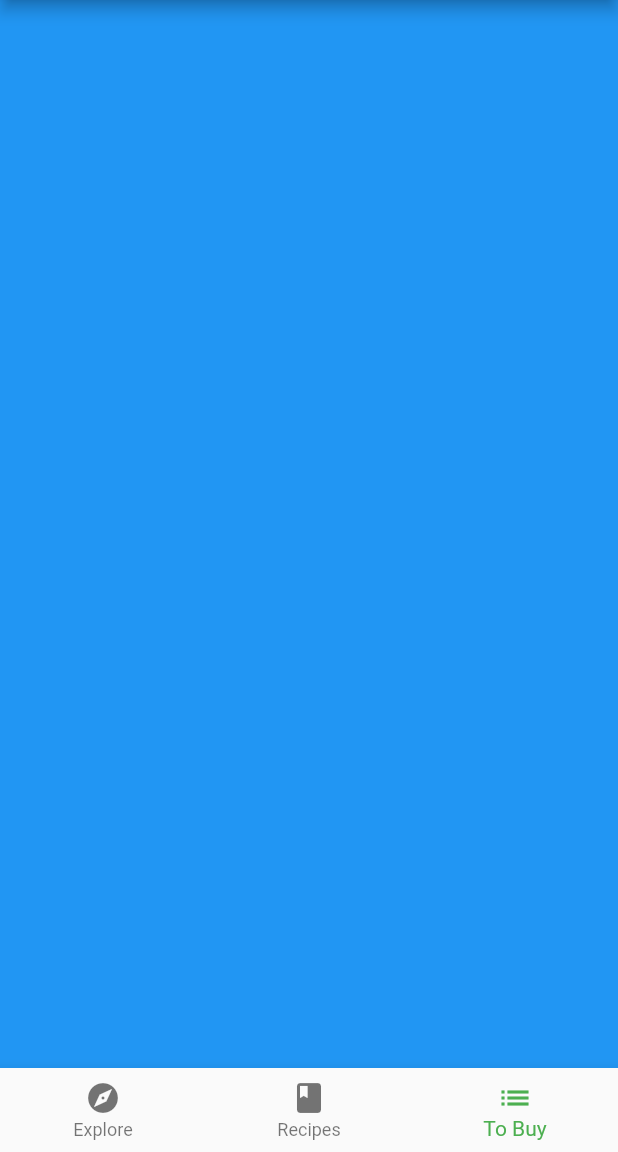
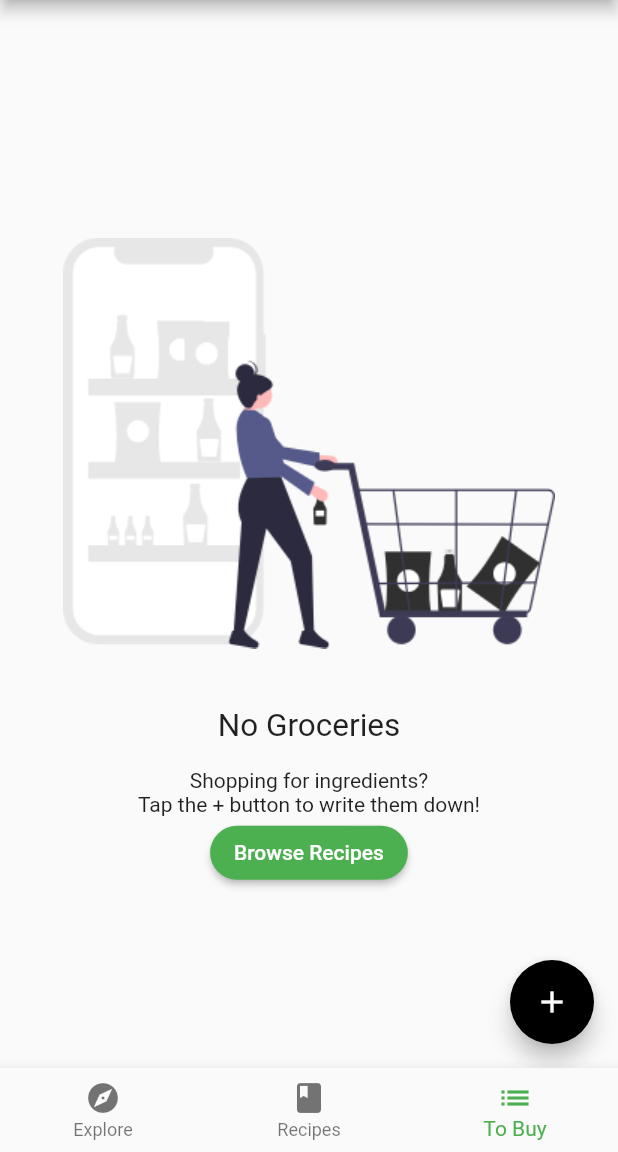
Before and after one commit to MoonCheung/dart-source, a Flutter app: the screen it shows after launch, item 3 of the bottom bar chosen, on a phone screen of 412 x 824 dp, the part 84-1236 px from its top. Run offline on Flutter 3.47's test engine with Material 2 defaults, Android fonts, the phone set to English and light mode, and no system bars; our stand-ins replace google_fonts.

Commit message:
chore: 增加管理杂货

```diff
--- a/flutter_scroll/lib/home.dart
+++ b/flutter_scroll/lib/home.dart
@@ -1,7 +1,10 @@
 import 'package:flutter/material.dart';
+import 'package:provider/provider.dart';
 
 import 'screen/explore_screen.dart';
 import 'screen/recipes_screen.dart';
+import 'screen/grocery_screen.dart';
+import 'models/models.dart';
 
 class Home extends StatefulWidget {
   const Home({Key? key}) : super(key: key);
@@ -11,24 +14,25 @@ class Home extends StatefulWidget {
 }
 
 class _HomeState extends State<Home> {
-  int _selectedIndex = 0;
+  // NOTE：拥有provider可以监听所有小部件变化，不再需要以下代码
+  // int _selectedIndex = 0;
 
   static List<Widget> pages = <Widget>[
-    // TODO: Replace with ExploreScreen
     ExploreScreen(),
-    // TODO: Replace with RecipesScreen
     RecipesScreen(),
-    Container(color: Colors.blue),
+    GroceryScreen(),
   ];
 
-  void _onItemTapped(int index) {
-    setState(() {
-      _selectedIndex = index;
-    });
-  }
+  // NOTE：拥有provider可以监听所有小部件变化，不再需要以下代码
+  // void _onItemTapped(int index) {
+  //   setState(() {
+  //     _selectedIndex = index;
+  //   });
+  // }
 
   @override
   Widget build(BuildContext context) {
+    return Consumer<TabManager>(builder: (context, tabManager, child) {
       return Scaffold(
         appBar: AppBar(
           title: Text(
@@ -36,11 +40,16 @@ class _HomeState extends State<Home> {
             style: Theme.of(context).textTheme.headline6,
           ),
         ),
-      body: pages[_selectedIndex],
+        // TODO: Replace body
+        body: pages[tabManager.selectedTab],
         bottomNavigationBar: BottomNavigationBar(
-        selectedItemColor: Theme.of(context).textSelectionTheme.selectionColor,
-        currentIndex: _selectedIndex,
-        onTap: _onItemTapped,
+          selectedItemColor:
+              Theme.of(context).textSelectionTheme.selectionColor,
+          currentIndex: tabManager.selectedTab,
+          onTap: (index) {
+            // 4
+            tabManager.goToTab(index);
+          },
           items: <BottomNavigationBarItem>[
             const BottomNavigationBarItem(
               icon: Icon(Icons.explore),
@@ -57,5 +66,6 @@ class _HomeState extends State<Home> {
           ],
         ),
       );
+    });
   }
 }
--- a/flutter_scroll/lib/main.dart
+++ b/flutter_scroll/lib/main.dart
@@ -1,6 +1,8 @@
 import 'package:flutter/material.dart';
+import 'package:provider/provider.dart';
 
 import 'fooderlich_theme.dart';
+import 'models/models.dart';
 import 'home.dart';
 
 void main() {
@@ -9,6 +11,7 @@ void main() {
 
 class Fooderlich extends StatelessWidget {
   const Fooderlich({Key? key}) : super(key: key);
+
   @override
   Widget build(BuildContext context) {
     final theme = FooderlichTheme.light();
@@ -16,7 +19,15 @@ class Fooderlich extends StatelessWidget {
       debugShowCheckedModeBanner: false, // 隐藏调试横幅
       theme: theme,
       title: 'Fooderlich',
-      home: const Home(),
+      // TODO 8: Replace Home with MultiProvider
+      home: MultiProvider(
+        providers: [
+          ChangeNotifierProvider(create: (context) => TabManager()),
+          // TODO 10: Add GroceryManager Provider
+          ChangeNotifierProvider(create: (context) => GroceryManager())
+        ],
+        child: const Home(),
+      ),
     );
   }
 }
--- a/flutter_scroll/lib/models/models.dart
+++ b/flutter_scroll/lib/models/models.dart
@@ -2,3 +2,6 @@ export 'explore_recipe.dart';
 export 'post.dart';
 export 'simple_recipe.dart';
 export 'explore_data.dart';
+export 'grocery_item.dart';
+export 'grocery_manager.dart';
+export 'tab_manager.dart';
--- /dev/null
+++ b/flutter_scroll/lib/screen/empty_grocery_screen.dart
@@ -0,0 +1,56 @@
+import 'package:flutter/material.dart';
+import 'package:provider/provider.dart';
+
+import '../models/models.dart';
+
+class EmptyGroceryScreen extends StatelessWidget {
+  EmptyGroceryScreen({Key? key}) : super(key: key);
+
+  @override
+  Widget build(BuildContext context) {
+    // TODO 3: Replace and add layout widgets
+    return Padding(
+      padding: const EdgeInsets.all(30.0),
+      // 2
+      child: Center(
+        // 3
+        child: Column(
+          mainAxisAlignment: MainAxisAlignment.center,
+          children: <Widget>[
+            // TODO 4: Add empty image
+            Flexible(
+                child: AspectRatio(
+                    aspectRatio: 1 / 1,
+                    child: Image.asset(
+                        'assets/fooderlich_assets/empty_list.png'))),
+            // TODO 5: Add empty screen title
+            const Text(
+              'No Groceries',
+              style: TextStyle(fontSize: 21.0),
+            ),
+            // TODO 6: Add empty screen subtitle
+            const SizedBox(height: 16.0),
+            const Text(
+              'Shopping for ingredients?\n'
+              'Tap the + button to write them down!',
+              textAlign: TextAlign.center,
+            ),
+            MaterialButton(
+                textColor: Colors.white,
+                child: const Text('Browse Recipes'),
+                shape: RoundedRectangleBorder(
+                  borderRadius: BorderRadius.circular(30.0),
+                ),
+                color: Colors.green,
+                onPressed: () {
+                  print('点击MaterialButton');
+                  // NOTE: Provider.of()访问模型对象TabManager. goToRecipes()将索引设置为Recipes选项卡。这会通知使用正确的选项卡索引Consumer重建Home。
+                  Provider.of<TabManager>(context, listen: false).goToRecipes();
+                })
+            // TODO 7: Add browse recipes button
+          ],
+        ),
+      ),
+    );
+  }
+}
--- /dev/null
+++ b/flutter_scroll/lib/screen/grocery_screen.dart
@@ -0,0 +1,35 @@
+import 'package:flutter/material.dart';
+import 'package:provider/provider.dart';
+
+import 'empty_grocery_screen.dart';
+import '../models/models.dart';
+
+class GroceryScreen extends StatelessWidget {
+  const GroceryScreen({Key? key}) : super(key: key);
+
+  @override
+  Widget build(BuildContext context) {
+    // TODO 4: Add a scaffold widget
+    return Scaffold(
+        floatingActionButton: FloatingActionButton(
+          child: const Icon(Icons.add),
+          onPressed: () {
+            // TODO 11: Present GroceryItemScreen
+          },
+        ),
+        body: buildGroceryScreen());
+  }
+
+  // TODO: Add buildGroceryScreen
+  // NOTE 一个辅助函数，它决定构建哪个小部件树
+  Widget buildGroceryScreen() {
+    return Consumer<GroceryManager>(builder: (context, manager, child) {
+      if (manager.groceryItems.isNotEmpty) {
+        // TODO 25: Add GroceryListScreen
+        return Container();
+      } else {
+        return EmptyGroceryScreen();
+      }
+    });
+  }
+}
--- a/flutter_scroll/pubspec.yaml
+++ b/flutter_scroll/pubspec.yaml
@@ -35,6 +35,7 @@ dependencies:
   # Use with the CupertinoIcons class for iOS style icons.
   cupertino_icons: ^1.0.2
   google_fonts: ^2.1.0
+  provider: ^6.0.1
 
 dev_dependencies:
   flutter_test:
@@ -65,6 +66,7 @@ flutter:
     - assets/magazine_pics/
     - assets/sample_data/
     - assets/profile_pics/
+    - assets/fooderlich_assets/
 
   # An image asset can refer to one or more resolution-specific "variants", see
   # https://flutter.dev/assets-and-images/#resolution-aware.
```
Also changed, not shown: flutter_scroll/lib/models/grocery_manager.dart (added, +34 -0 lines), flutter_scroll/lib/models/tab_manager.dart (added, +17 -0 lines), flutter_scroll/lib/models/grocery_item.dart (renamed from flutter_scroll/lib/models/groove_item.dart), flutter_scroll/pubspec.lock. Lines whose indentation alone changed are shown as unchanged.
